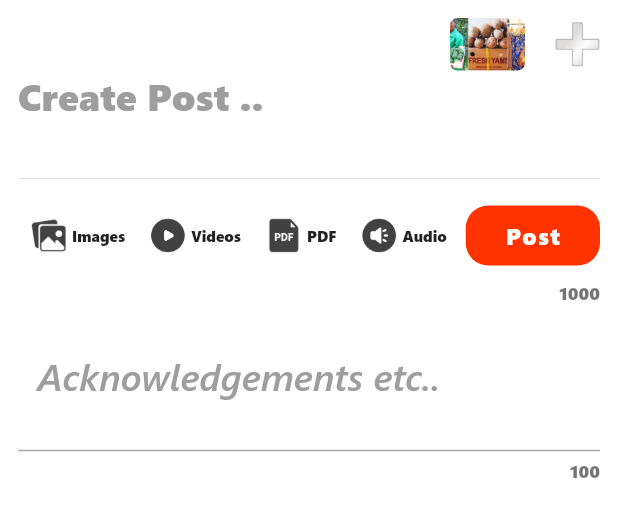
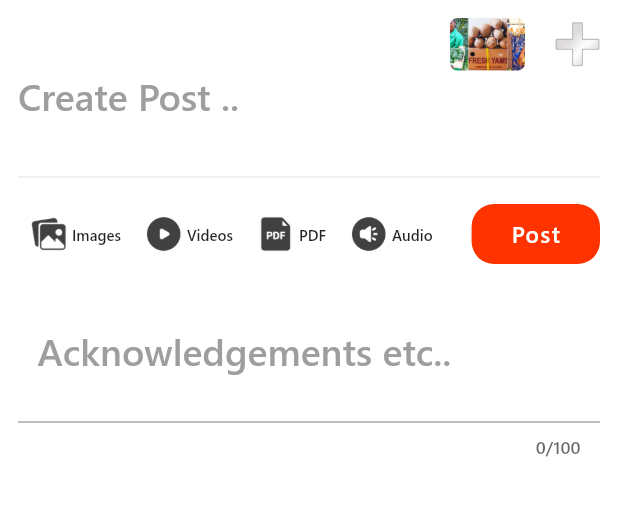
Before and after one commit to 1AMov/oneamov, a Flutter app: the NewPost widget shown alone on an empty page, opened directly, after a tap on "Videos", on a phone screen of 412 x 824 dp. Shown: the top 517 px of the screen. Run offline on Flutter 3.47's test engine with Material 3 defaults, Android fonts, the phone set to English and light mode, and no system bars; our stand-ins replace cloud_firestore, dropdown_search, file_picker, firebase_auth, firebase_core, firebase_storage and 8 more; missing offline and left inert: dart:html; accounts and stored records are empty; network calls fail.

Commit message:
upload files

```diff
--- a/lib/main.dart
+++ b/lib/main.dart
@@ -53,7 +53,7 @@ class MyApp extends StatelessWidget {
         colorScheme: ColorScheme.fromSeed(seedColor: Config.themeColor),
         scaffoldBackgroundColor: Colors.white,
         useMaterial3: false,
-        fontFamily: "Seguibl"
+        fontFamily: "Seguisb"
       ),
       routerConfig: CustomRoutes.router,
     );
--- a/lib/pages/new_post.dart
+++ b/lib/pages/new_post.dart
@@ -1,3 +1,5 @@
+import 'dart:async';
+import 'dart:html' as html;
 import 'dart:io';
 
 import 'package:cloud_firestore/cloud_firestore.dart';
@@ -6,6 +8,10 @@ import 'package:firebase_auth/firebase_auth.dart';
 import 'package:firebase_storage/firebase_storage.dart';
 import 'package:flutter/foundation.dart';
 import 'package:flutter/material.dart';
+import 'package:just_audio/just_audio.dart';
+import 'package:responsive_builder/responsive_builder.dart';
+import 'package:video_player/video_player.dart';
+
 import 'package:oneamov/common_functions/custom_file_picker.dart';
 import 'package:oneamov/common_functions/custom_toast.dart';
 import 'package:oneamov/config.dart';
@@ -18,7 +24,6 @@ import 'package:oneamov/pages/sector_choosing.dart';
 import 'package:oneamov/widgets/custom_button.dart';
 import 'package:oneamov/widgets/custom_text.dart';
 import 'package:oneamov/widgets/custom_textfield.dart';
-import 'package:responsive_builder/responsive_builder.dart';
 
 class NewPost extends StatefulWidget {
   const NewPost({super.key});
@@ -47,6 +52,120 @@ class _NewPostState extends State<NewPost> {
   List<String> documentPaths = [];
   List<int> size = [];
   List<PlatformFile>? pickedImages;
+    VideoPlayerController? _videoPlayerController;
+  File? _videoFile;
+  Uint8List? _videoBytes;
+   String? _videoUrl;
+    AudioPlayer _audioPlayer = AudioPlayer();
+  File? _audioFile;
+  String? _audioUrl;
+  Uint8List? _audioBytes;
+   Duration _audioDuration = Duration.zero;
+  Duration _audioPosition = Duration.zero;
+  StreamSubscription<Duration>? _positionSubscription;
+   bool _isAudioSelected = false;
+
+
+    Future<void> _pickAudio() async {
+    FilePickerResult? result = await FilePicker.platform.pickFiles(
+      type: FileType.audio,
+      allowMultiple: false,
+      withData: kIsWeb,
+    );
+
+    if (result != null) {
+          setState(() {
+        _isAudioSelected = true;
+      });
+      if (kIsWeb) {
+        setState(() {
+          _audioBytes = result.files.single.bytes;
+        });
+
+        // Create a blob URL for the web
+        final blob = html.Blob([_audioBytes!]);
+        final url = html.Url.createObjectUrlFromBlob(blob);
+        setState(() {
+          _audioUrl = url;
+        });
+
+        // Set the audio player to play from the URL
+        await _audioPlayer.setUrl(_audioUrl!);
+      } else {
+        // Handle native platforms (mobile/desktop)
+        setState(() {
+          _audioFile = File(result.files.single.path!);
+        });
+
+        // Set the audio player to play from the file
+        await _audioPlayer.setFilePath(_audioFile!.path);
+      }
+
+      // Listen to audio duration and position changes
+      _audioPlayer.durationStream.listen((duration) {
+        setState(() {
+          _audioDuration = duration ?? Duration.zero;
+        });
+      });
+
+      _positionSubscription = _audioPlayer.positionStream.listen((position) {
+        setState(() {
+          _audioPosition = position;
+        });
+      });
+    }
+  }
+
+    Widget buildProgressBar() {
+    return Slider(
+      value: _audioPosition.inSeconds.toDouble(),
+      max: _audioDuration.inSeconds.toDouble(),
+      onChanged: (value) async {
+        await _audioPlayer.seek(Duration(seconds: value.toInt()));
+      },
+    );
+  }
+
+  // Method to pick video using FilePicker
+   Future<void> _pickVideo() async {
+    FilePickerResult? result = await FilePicker.platform.pickFiles(
+      type: FileType.video, // Specify the file type as video
+      allowMultiple: false,
+      withData: kIsWeb, // On the web, you will need the video as bytes
+    );
+
+    if (result != null) {
+      if (kIsWeb) {
+        // Handle video for web by creating a blob URL
+        setState(() {
+          _videoBytes = result.files.single.bytes;
+        });
+
+        final blob = html.Blob([_videoBytes]);
+        final url = html.Url.createObjectUrlFromBlob(blob);
+        setState(() {
+          _videoUrl = url;
+        });
+
+        _videoPlayerController = VideoPlayerController.network(_videoUrl!)
+          ..initialize().then((_) {
+            setState(() {});
+            _videoPlayerController!.play();
+          });
+      } else {
+        // If not on web, use the file path
+        setState(() {
+          _videoFile = File(result.files.single.path!);
+        });
+
+        _videoPlayerController = VideoPlayerController.file(_videoFile!)
+          ..initialize().then((_) {
+            setState(() {});
+            _videoPlayerController!.play();
+          });
+      }
+    }
+  }
 
   Future<List<dynamic>> selectImages() async {
     List<PlatformFile> selectedImages =
@@ -210,9 +329,9 @@ class _NewPostState extends State<NewPost> {
   void initState() {
     attachFiles = [
       AttachFiles(name: "Images", image: Config.image, onPressed: selectImage),
-      AttachFiles(name: "Videos", image: Config.video, onPressed: () {}),
+      AttachFiles(name: "Videos", image: Config.video, onPressed: _pickVideo),
       AttachFiles(name: "PDF", image: Config.pdf, onPressed: selectDocuments),
-      AttachFiles(name: "Audio", image: Config.audio, onPressed: () {})
+      AttachFiles(name: "Audio", image: Config.audio, onPressed: _pickAudio)
     ];
     super.initState();
   }
@@ -224,6 +343,15 @@ class _NewPostState extends State<NewPost> {
     footerController.dispose();
     linkTextController.dispose();
     linkController.dispose();
+    _videoPlayerController?.dispose();
+    _positionSubscription?.cancel();
+       if (kIsWeb && _videoUrl != null) {
+      html.Url.revokeObjectUrl(_videoUrl!);
+    }
+       _audioPlayer.dispose();
+    if (kIsWeb && _audioUrl != null) {
+      html.Url.revokeObjectUrl(_audioUrl!); // Clean up blob URL for web
+    }
     super.dispose();
   }
 
@@ -239,16 +367,16 @@ class _NewPostState extends State<NewPost> {
                 content: SizedBox(
                   width: size.width * 0.5,
                   child: SingleChildScrollView(
-                    child: buildPost(),
+                    child: buildPost(isMobile),
                   ),
                 ),
               )
-            : buildPost();
+            : buildPost(isMobile);
       },
     );
   }
 
-  Widget buildPost() {
+  Widget buildPost(bool isMobile) {
     final size = MediaQuery.of(context).size;
     return Container(
         margin: EdgeInsets.symmetric(horizontal: 12, vertical: 12),
@@ -267,14 +395,11 @@ class _NewPostState extends State<NewPost> {
                       textInputType: TextInputType.text,
                       border: UnderlineInputBorder(),
                       fontWeight: FontWeight.bold,
-                      fontFamily: "Seguisb",
+                      fontSize: isMobile ? null : 12,
+                      maxLength: 220,
+
                     ),
-                    Align(
-                        alignment: Alignment.centerRight,
-                        child: Text(
-                          "220",
-                          style: context.bodySmall,
-                        )),
+
                     SizedBox(
                       height: 12,
                     ),
@@ -320,7 +445,7 @@ class _NewPostState extends State<NewPost> {
                 style: context.titleLarge?.copyWith(
                     fontWeight: FontWeight.w500,
                     color: Config.drawerColor,
-                    fontSize: 25),
+                    fontSize: isMobile ? 25 : 17,),
               ),
               SizedBox(
                 height: 30,
@@ -362,16 +487,67 @@ class _NewPostState extends State<NewPost> {
                   ),
                 ],
               ),
-              Align(
-                  alignment: Alignment.centerRight,
-                  child: Text(
-                    "1000",
-                    style: context.bodySmall,
-                  )),
+              // Align(
+              //     alignment: Alignment.centerRight,
+              //     child: Text(
+              //       "1000",
+              //       style: context.bodySmall,
+              //     )),
               if (pickedImages != null)
                 Visibility(
                     visible: pickedImages != null,
                     child: Image.memory(pickedImages!.first.bytes!)),
+                  if (_videoPlayerController != null &&
+              _videoPlayerController!.value.isInitialized)
+            AspectRatio(
+              aspectRatio: _videoPlayerController!.value.aspectRatio,
+              child: Stack(children: [VideoPlayer(_videoPlayerController!),
+              Positioned(
+                left: 0,
+                right: 0,
+                top: 0,
+                bottom: 0,
+                child: IconButton(onPressed: (){ setState(() {
+                  if (_videoPlayerController!.value.isPlaying) {
+                    _videoPlayerController!.pause();
+                  } else {
+                    _videoPlayerController!.play();
+                  }
+                });}, icon: _videoPlayerController!.value.isPlaying ? Icon(Icons.play_circle) : Icon(Icons.pause_circle)))]),
+            ),
+        if (_isAudioSelected)
+           Column(
+                children: [
+                  buildProgressBar(),
+                  Row(
+                    mainAxisAlignment: MainAxisAlignment.center,
+                    children: [
+                      IconButton(
+                        icon: Icon(Icons.play_arrow),
+                        onPressed: () {
+                          _audioPlayer.play();
+                        },
+                      ),
+                      IconButton(
+                        icon: Icon(Icons.pause),
+                        onPressed: () {
+                          _audioPlayer.pause();
+                        },
+                      ),
+                      IconButton(
+                        icon: Icon(Icons.stop),
+                        onPressed: () {
+                          _audioPlayer.stop();
+                        },
+                      ),
+                    ],
+                  ),
+                  Text(
+                    "${_audioPosition.inMinutes}:${(_audioPosition.inSeconds % 60).toString().padLeft(2, '0')}"
+                    " / ${_audioDuration.inMinutes}:${(_audioDuration.inSeconds % 60).toString().padLeft(2, '0')}",
+                  ),
+                ],
+              ),
               CustomTextField(
                 controller: bodyController,
                 labelText: showLinkFields ? "Footer" : "Acknowledgements etc..",
@@ -379,14 +555,11 @@ class _NewPostState extends State<NewPost> {
                 textInputType: TextInputType.text,
                 maxLines: 2,
                 border: UnderlineInputBorder(),
-                fontFamily: "seguisbi",
+                fontSize: isMobile ? null : 12,
+                maxLength: 100,
+
               ),
-              Align(
-                  alignment: Alignment.centerRight,
-                  child: Text(
-                    "100",
-                    style: context.bodySmall,
-                  )),
+
               if (showLinkFields)
                 Column(
                   children: [
@@ -396,7 +569,7 @@ class _NewPostState extends State<NewPost> {
                     //   hintText: "Footer",
                     //   textInputType: TextInputType.text,
                     //   border: UnderlineInputBorder(),
-                    //   fontFamily: "seguisbi",
+
                     // ),
                     // Align(
                     //     alignment: Alignment.centerRight,
@@ -410,28 +583,20 @@ class _NewPostState extends State<NewPost> {
                       hintText: "External Link Text",
                       textInputType: TextInputType.text,
                       border: UnderlineInputBorder(),
-                      fontFamily: "seguisbi",
+                      fontSize: isMobile ? null : 12,
+                      maxLength: 45,
                     ),
-                    Align(
-                        alignment: Alignment.centerRight,
-                        child: Text(
-                          "45",
-                          style: context.bodySmall,
-                        )),
+
                     CustomTextField(
                       controller: linkController,
                       labelText: "External URL",
                       hintText: "External URL",
                       textInputType: TextInputType.url,
                       border: UnderlineInputBorder(),
-                      fontFamily: "seguisbi",
+                      fontSize: isMobile ? null : 12,
+                      maxLength: 500,
                     ),
-                    Align(
-                        alignment: Alignment.centerRight,
-                        child: Text(
-                          "500",
-                          style: context.bodySmall,
-                        )),
+
                     // CustomButton(
                     //     title: "Create Post",
                     //     loading: loading,
@@ -451,7 +616,7 @@ class _NewPostState extends State<NewPost> {
                             "Change Post Sector..",
                             style: context.titleLarge?.copyWith(
                                 color: Config.drawerColor,
-                                fontFamily: "Seguibl"),
+                                ),
                           ),
                           IconButton(
                               onPressed: () {
--- a/lib/widgets/custom_textfield.dart
+++ b/lib/widgets/custom_textfield.dart
@@ -20,6 +20,7 @@ class CustomTextField extends StatefulWidget {
   final bool? obscureText;
   final bool? enabled;
   final int? maxLines;
+  final int? maxLength;
   final Widget? suffix;
   final Widget? suffixIcon;
   final InputBorder? border;
@@ -29,6 +30,7 @@ class CustomTextField extends StatefulWidget {
   final void Function(String)? onChanged;
   final String? Function(String?)? validator;
   final FontWeight? fontWeight;
+  final double? fontSize;
 
   const CustomTextField({
     super.key,
@@ -41,6 +43,7 @@ class CustomTextField extends StatefulWidget {
     this.obscureText = false,
     this.enabled = true,
     this.maxLines = 1,
+  this.maxLength,
     this.suffix,
     this.suffixIcon,
     required this.textInputType,
@@ -49,7 +52,8 @@ class CustomTextField extends StatefulWidget {
     // this.onSuffixTap,
     this.onChanged,
     this.validator,
-    this.fontWeight
+    this.fontWeight,
+    this.fontSize,
   });
 
   @override
@@ -91,24 +95,31 @@ class _CustomTextFieldState extends State<CustomTextField> {
           enabled: widget.enabled,
           onChanged: widget.onChanged,
           maxLines: widget.maxLines,
+          maxLength: widget.maxLength,
           decoration: InputDecoration(
               contentPadding: const EdgeInsets.all(13.0),
               isDense: true,
               alignLabelWithHint: true,
               labelText: widget.labelText.isEmpty ? null : widget.labelText,
-              hintStyle: context.bodyLarge?.copyWith(fontFamily: widget.fontFamily, color: Config.drawerColor),
-
+              hintStyle: context.bodyLarge?.copyWith(
+                  fontFamily: widget.fontFamily, color: Config.drawerColor),
               hintText: widget.hintText,
               prefixIcon:
                   widget.prefixIcon != null ? Icon(widget.prefixIcon!) : null,
               suffixIcon: widget.suffixIcon,
               // suffix: widget.suffix,
-              labelStyle: focusNode.hasFocus?  TextStyle(
-                  color: Config.themeColor) : context.headlineMedium?.copyWith(fontFamily: widget.fontFamily, color: Config.drawerColor, fontSize: 25, fontWeight: widget.fontWeight),
-              border: widget.border ?? OutlineInputBorder(
-                borderRadius: BorderRadius.all(Radius.circular(5.0)),
-                borderSide: BorderSide(color: Colors.black, width: 0.5),
-              ),
+              labelStyle: focusNode.hasFocus
+                  ? const TextStyle(color: Config.themeColor)
+                  : context.headlineMedium?.copyWith(
+                      fontFamily: widget.fontFamily,
+                      color: Config.drawerColor,
+                      fontSize: widget.fontSize ?? 25,
+                      fontWeight: widget.fontWeight),
+              border: widget.border ??
+                  const OutlineInputBorder(
+                    borderRadius: BorderRadius.all(Radius.circular(5.0)),
+                    borderSide: BorderSide(color: Colors.black, width: 0.5),
+                  ),
               focusedBorder: const OutlineInputBorder(
                 borderRadius: BorderRadius.all(Radius.circular(5.0)),
                 borderSide: BorderSide(color: Config.themeColor, width: 1.0),
--- a/pubspec.yaml
+++ b/pubspec.yaml
@@ -63,6 +63,8 @@ dependencies:
   # syncfusion_flutter_calendar: ^24.2.9
   # syncfusion_flutter_maps: ^24.2.9
   syncfusion_flutter_datepicker: ^24.2.9
+  video_player: ^2.9.2
+  just_audio: ^0.9.41
 
 dev_dependencies:
   flutter_test:
```
Also changed, not shown: pubspec.lock, 1 other file.
